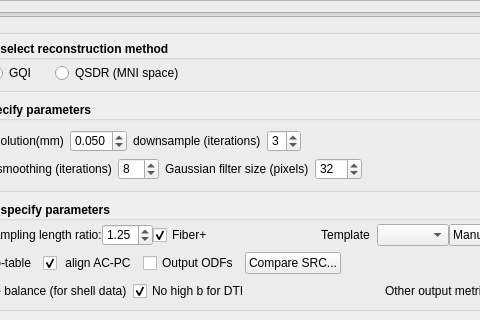
This is reconstruction/reconstruction_window.ui in frankyeh/DSI-Studio as Qt 5 draws it before an edit; both pictures show x 83 to 563 and y 386 to 706 of the 848 by 706 pixel window. The edited form follows.
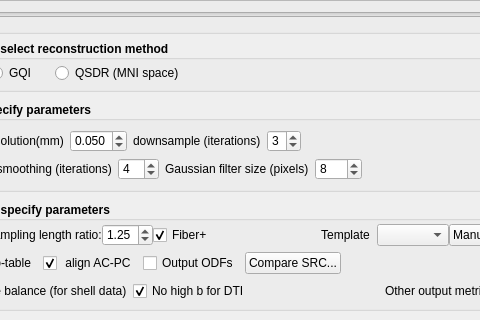
This is the edited form. Icons and pictures are not drawn.

```diff
--- a/reconstruction/reconstruction_window.ui
+++ b/reconstruction/reconstruction_window.ui
@@ -731,7 +731,7 @@
                     <number>2</number>
                    </property>
                    <property name="value">
-                    <number>8</number>
+                    <number>4</number>
                    </property>
                   </widget>
                  </item>
@@ -754,7 +754,7 @@
                     <number>8</number>
                    </property>
                    <property name="value">
-                    <number>32</number>
+                    <number>8</number>
                    </property>
                   </widget>
                  </item>
```
